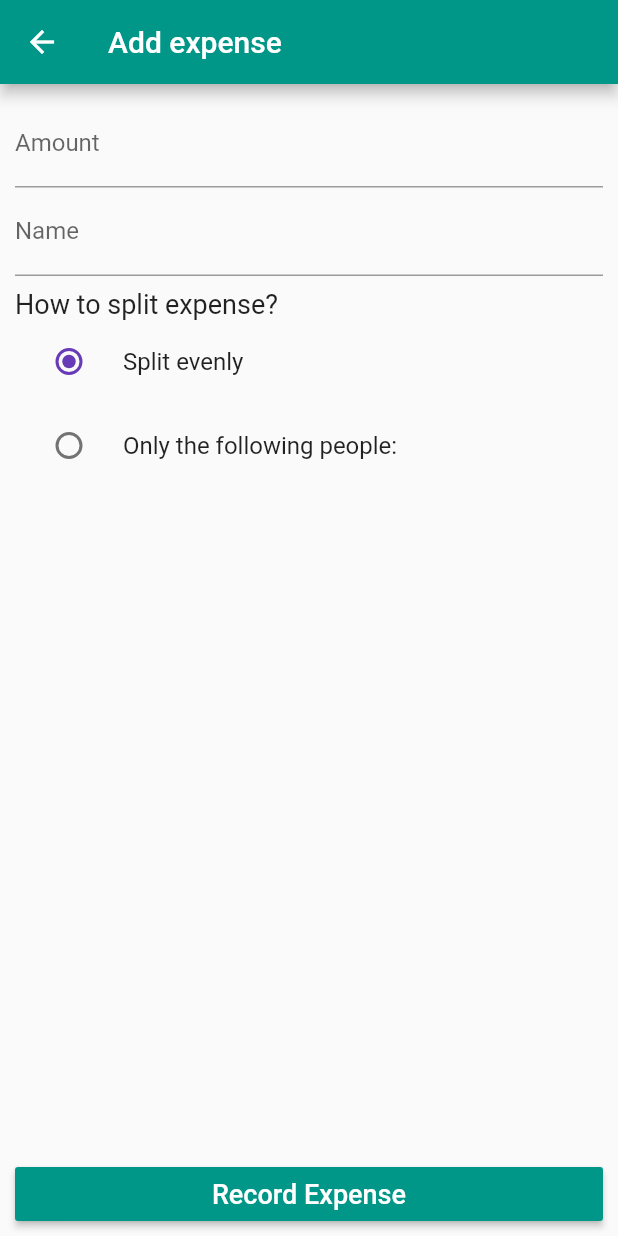
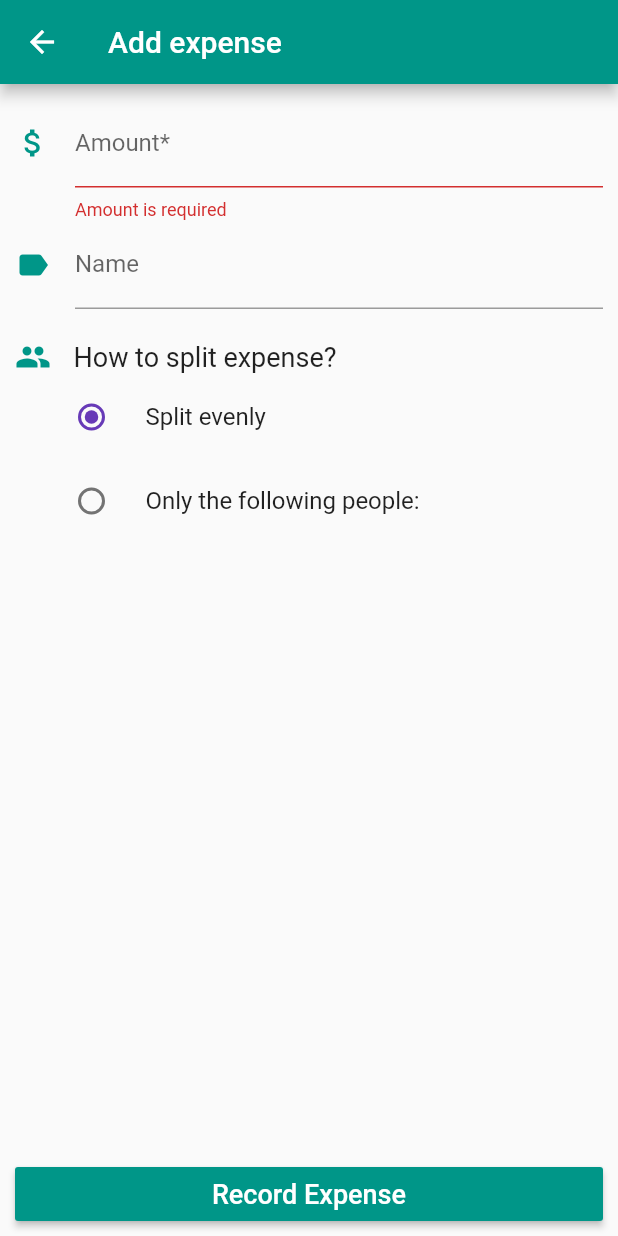
Before and after one commit to poolGolez/amot, a Flutter app: the AddExpenseScreen screen opened directly, after a tap on "Record Expense", on a phone screen of 412 x 824 dp. Run offline on Flutter 3.47's test engine with Material 2 defaults, Android fonts, the phone set to English and light mode, and no system bars; our stand-ins replace flutter_speed_dial.

Commit message:
Improve form design

```diff
--- a/lib/widgets/add_expense_screen/expense_form.dart
+++ b/lib/widgets/add_expense_screen/expense_form.dart
@@ -1,9 +1,9 @@
-import 'package:amot/widgets/add_expense_screen/split_method_input.dart';
 import 'package:flutter/material.dart';
 import 'package:provider/provider.dart';
 
 import '../../models/partaker.dart';
 import '../../providers/current_portfolio.dart';
+import '../../widgets/add_expense_screen/split_method_input.dart';
 
 class ExpenseForm extends StatefulWidget {
   @override
@@ -11,6 +11,9 @@ class ExpenseForm extends StatefulWidget {
 }
 
 class _ExpenseFormState extends State<ExpenseForm> {
+  final formKey = GlobalKey<FormState>();
+
+  String name;
   List<Partaker> partakers = [];
   CurrentPortfolio portfolio;
 
@@ -32,19 +35,70 @@ class _ExpenseFormState extends State<ExpenseForm> {
   @override
   Widget build(BuildContext context) {
     return Form(
+      key: formKey,
       child: Column(
         children: [
           TextFormField(
-            decoration: InputDecoration(labelText: 'Amount'),
+            decoration: InputDecoration(
+              labelText: 'Amount*',
+              icon: Icon(Icons.attach_money,
+                  color: Theme.of(context).primaryColor),
+            ),
             keyboardType: TextInputType.number,
+            onSaved: (value) => name = value,
+            validator: (value) {
+              if (value == null || value.trim().length == 0) {
+                return 'Amount is required';
+              }
+
+              if (double.tryParse(value) == null) {
+                return 'Invalid amount';
+              }
+
+              if (double.parse(value) <= 0) {
+                return 'Amount should be more than zero';
+              }
+
+              return null;
+            },
           ),
           TextFormField(
-            decoration: InputDecoration(labelText: 'Name'),
+            decoration: InputDecoration(
+              labelText: 'Name',
+              icon: Icon(Icons.label, color: Theme.of(context).primaryColor),
+            ),
           ),
           Expanded(
-              child: SplitMethodInput(portfolio, partakers, _setPartakers)),
+            child: Padding(
+              padding: const EdgeInsets.symmetric(vertical: 20.0),
+              child: SplitMethodInput(
+                portfolio,
+                partakers,
+                _setPartakers,
+              ),
+            ),
+          ),
+          Container(
+            width: double.infinity,
+            child: RaisedButton(
+              materialTapTargetSize: MaterialTapTargetSize.shrinkWrap,
+              textColor: Colors.white,
+              child: Text('Record Expense'),
+              onPressed: () => saveForm(context),
+            ),
+          )
         ],
       ),
     );
   }
+
+  void saveForm(BuildContext ctx) {
+    if (!formKey.currentState.validate()) {
+      return;
+    }
+    print("XXXXXXXXXXXXXXXXXXXXXXXXXXXXXXx");
+    print("Saving");
+    print("XXXXXXXXXXXXXXXXXXXXXXXXXXXXXXx");
+    // formKey.currentState.save();
+  }
 }
--- a/lib/widgets/add_expense_screen/split_method_input.dart
+++ b/lib/widgets/add_expense_screen/split_method_input.dart
@@ -15,15 +15,22 @@ class SplitMethodInput extends StatelessWidget {
   @override
   Widget build(BuildContext context) {
     return Column(
-      children: [
-        Container(
-          padding: const EdgeInsets.only(top: 8),
-          width: double.infinity,
-          child: Text(
+      children: <Widget>[
+        Row(
+          children: <Widget>[
+            Icon(Icons.group, color: Theme.of(context).primaryColor),
+            SizedBox(width: 15),
+            Text(
               'How to split expense?',
               style: const TextStyle(fontSize: 18),
             ),
+          ],
         ),
+        Expanded(
+          child: Padding(
+            padding: const EdgeInsets.only(left: 15.0),
+            child: Column(
+              children: <Widget>[
                 RadioListTile(
                   title: Text('Split evenly'),
                   value: portfolio.partakers.length == partakers.length
@@ -67,15 +74,10 @@ class SplitMethodInput extends StatelessWidget {
                     },
                   ),
                 ),
-        Container(
-          width: double.infinity,
-          child: RaisedButton(
-            materialTapTargetSize: MaterialTapTargetSize.shrinkWrap,
-            textColor: Colors.white,
-            child: Text('Record Expense'),
-            onPressed: () {},
+              ],
             ),
-        )
+          ),
+        ),
       ],
     );
   }
```
Lines whose indentation alone changed are shown as unchanged.
